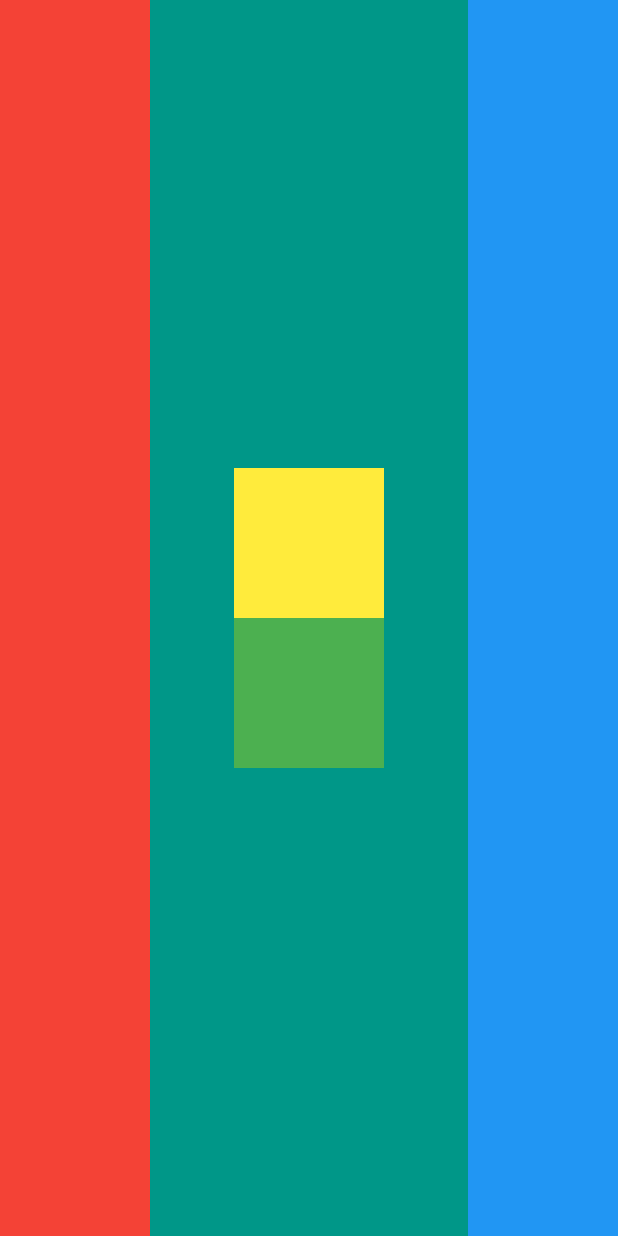
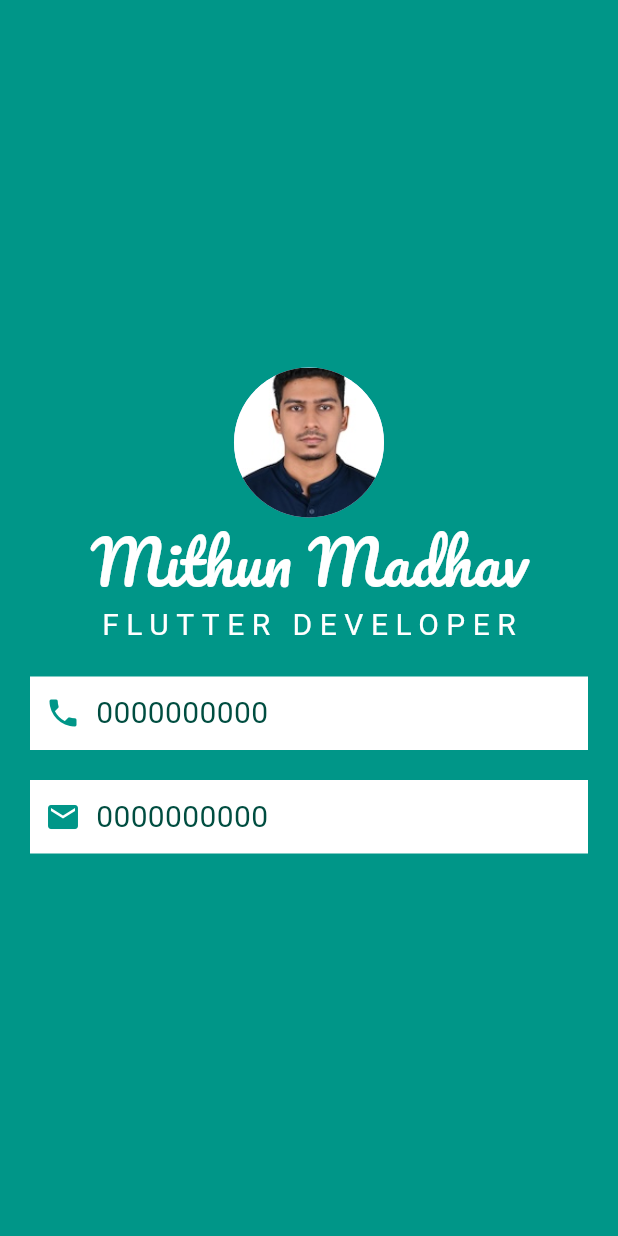
Before and after one commit to MithunMadhav1112/micard, a Flutter app: the screen it shows after launch, on a phone screen of 412 x 824 dp. Run offline on Flutter 3.47's test engine with Material 3 defaults, Android fonts, the phone set to English and light mode, and no system bars; Roboto replaces fonts that are missing (Source Sans Pro, SourceSans3-Regular).

Commit message:
Added email and phone fields

```diff
--- a/lib/main.dart
+++ b/lib/main.dart
@@ -1,7 +1,7 @@
 import 'package:flutter/material.dart';
 
 void main() {
-  runApp(const MiCard());
+  runApp(MiCard());
 }
 
 class MiCard extends StatelessWidget {
@@ -12,35 +12,86 @@ class MiCard extends StatelessWidget {
     return MaterialApp(
       home: Scaffold(
         backgroundColor: Colors.teal,
-        body: SafeArea(
+        body: Center(
+          child: SafeArea(
+            child: Column(
+              mainAxisAlignment: MainAxisAlignment.center,
+              children: <Widget>[
+                const CircleAvatar(
+                  radius: 50.0,
+                  backgroundImage: AssetImage(
+                    'images/RRBPhoto.jpg',
+                  ),
+                ),
+                const Text(
+                  'Mithun Madhav',
+                  style: TextStyle(
+                    fontFamily: 'Pacifico',
+                    color: Colors.white,
+                    fontSize: 40,
+                  ),
+                ),
+                const Text(
+                  'FLUTTER DEVELOPER',
+                  style: TextStyle(
+                    fontFamily: 'SourceSans3-Regular',
+                    fontSize: 20,
+                    color: Colors.white,
+                    letterSpacing: 5,
+                  ),
+                ),
+                const SizedBox(height: 10,),
+                Container(
+                  color: Colors.white,
+                  margin: const EdgeInsets.symmetric(vertical: 10, horizontal: 20,),
+                  padding: const EdgeInsets.all(10.0),
                   child: Row(
                     children: <Widget>[
-              Container(
-                color: Colors.red,
-                width: 100,
+                      const Icon(
+                        Icons.phone,
+                        color: Colors.teal,
                       ),
-              const Spacer(),
-              Column(
-                mainAxisAlignment: MainAxisAlignment.center,
-                children: <Widget>[
-                  Container(
-                    color: Colors.yellow,
-                    width: 100,
-                    height: 100,
+                      const SizedBox(
+                        width: 10,
                       ),
-                  Container(
-                    color: Colors.green,
-                    width: 100,
-                    height: 100,
+                      Text(
+                        '0000000000',
+                        style: TextStyle(
+                          fontFamily: 'Source Sans Pro',
+                          fontSize: 20,
+                          color: Colors.teal.shade900,
+                        ),
                       ),
                     ],
                   ),
-              const Spacer(),
+                ),
                 Container(
-                color: Colors.blue,
-                width: 100,
+                  color: Colors.white,
+                  margin: const EdgeInsets.symmetric(vertical: 10, horizontal: 20,),
+                  padding: const EdgeInsets.all(10.0),
+                  child: Row(
+                    children: <Widget>[
+                      const Icon(
+                        Icons.email,
+                        color: Colors.teal,
+                      ),
+                      const SizedBox(
+                        width: 10,
+                      ),
+                      Text(
+                        '0000000000',
+                        style: TextStyle(
+                          fontFamily: 'Source Sans Pro',
+                          fontSize: 20,
+                          color: Colors.teal.shade900,
+                        ),
                       ),
                     ],
+
+                  ),
+                ),
+              ],
+            ),
           ),
         ),
       ),
```
Also changed, not shown: pubspec.yaml (+6 -15 lines), fonts/Pacifico-Regular.ttf (added), fonts/SourceSans3-Regular.ttf (added), images/RRBPhoto.jpg (added). Lines whose indentation alone changed are shown as unchanged.
